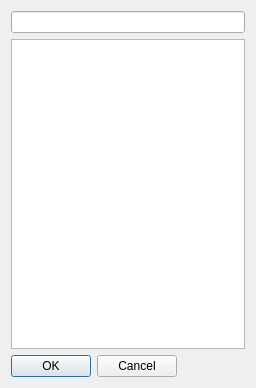
Before: the Qt Designer form dialog.ui in lhalb/eds-conversion, drawn with Qt 5.
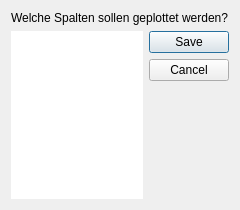
After: the same form once the commit is applied.

Patch:
```diff
--- a/dialog.ui
+++ b/dialog.ui
@@ -6,8 +6,8 @@
    <rect>
     <x>0</x>
     <y>0</y>
-    <width>256</width>
-    <height>388</height>
+    <width>213</width>
+    <height>210</height>
    </rect>
   </property>
   <property name="windowTitle">
@@ -21,32 +21,80 @@
   </property>
   <layout class="QVBoxLayout" name="verticalLayout">
    <item>
-    <widget class="QLineEdit" name="txt_dialog"/>
+    <widget class="QLabel" name="label">
+     <property name="text">
+      <string>Welche Spalten sollen geplottet werden?</string>
+     </property>
+    </widget>
    </item>
    <item>
-    <widget class="QListWidget" name="list_dialog"/>
+    <layout class="QHBoxLayout" name="horizontalLayout_2">
+     <property name="leftMargin">
+      <number>0</number>
+     </property>
+     <property name="topMargin">
+      <number>0</number>
+     </property>
+     <item>
+      <widget class="QListWidget" name="list_dialog">
+       <property name="autoFillBackground">
+        <bool>true</bool>
+       </property>
+       <property name="frameShape">
+        <enum>QFrame::NoFrame</enum>
+       </property>
+       <property name="frameShadow">
+        <enum>QFrame::Plain</enum>
+       </property>
+       <property name="editTriggers">
+        <set>QAbstractItemView::NoEditTriggers</set>
+       </property>
+       <property name="showDropIndicator" stdset="0">
+        <bool>false</bool>
+       </property>
+       <property name="defaultDropAction">
+        <enum>Qt::IgnoreAction</enum>
+       </property>
+       <property name="alternatingRowColors">
+        <bool>true</bool>
+       </property>
+      </widget>
    </item>
    <item>
-    <layout class="QHBoxLayout" name="horizontalLayout">
+      <layout class="QVBoxLayout" name="verticalLayout_2">
      <item>
       <widget class="QDialogButtonBox" name="buttonBox">
+         <property name="sizePolicy">
+          <sizepolicy hsizetype="Fixed" vsizetype="Fixed">
+           <horstretch>0</horstretch>
+           <verstretch>0</verstretch>
+          </sizepolicy>
+         </property>
+         <property name="orientation">
+          <enum>Qt::Vertical</enum>
+         </property>
        <property name="standardButtons">
-        <set>QDialogButtonBox::Cancel|QDialogButtonBox::Ok</set>
+          <set>QDialogButtonBox::Cancel|QDialogButtonBox::Save</set>
+         </property>
+         <property name="centerButtons">
+          <bool>false</bool>
        </property>
       </widget>
      </item>
      <item>
-      <spacer name="horizontalSpacer">
+        <spacer name="verticalSpacer">
        <property name="orientation">
-        <enum>Qt::Horizontal</enum>
+          <enum>Qt::Vertical</enum>
        </property>
        <property name="sizeHint" stdset="0">
         <size>
-         <width>40</width>
-         <height>20</height>
+           <width>20</width>
+           <height>40</height>
         </size>
        </property>
       </spacer>
+       </item>
+      </layout>
      </item>
     </layout>
    </item>
```
Left out of the diff: 2 changed lines with no effect on the pictures. Lines whose indentation alone changed are shown as unchanged.
